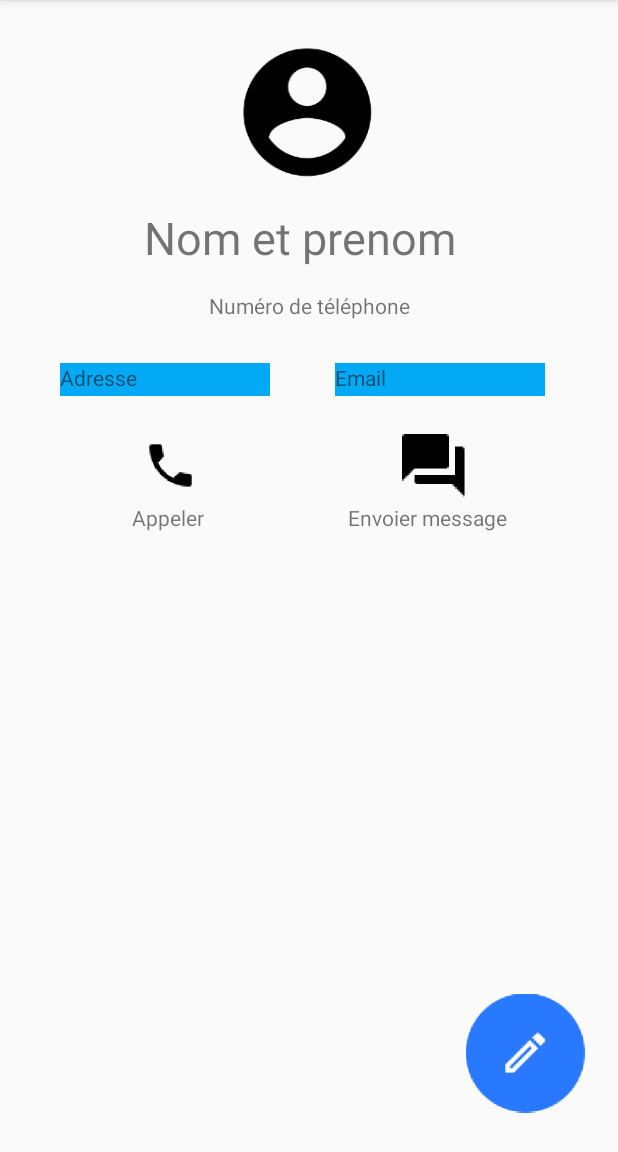
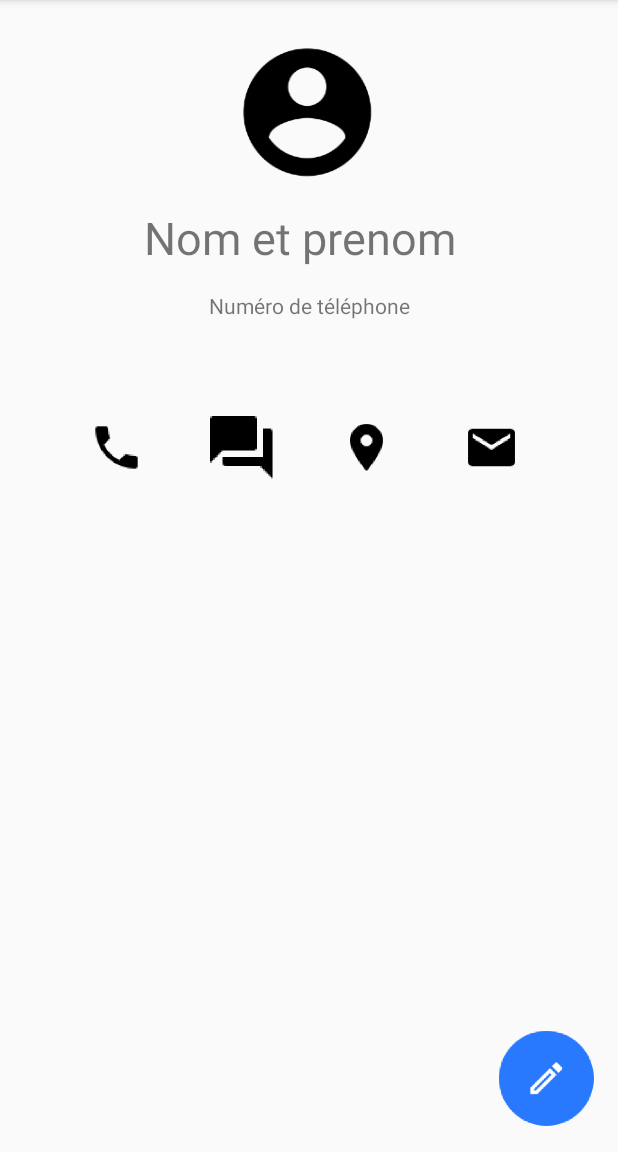
Before and after one commit to NoeOz/AppContacts, an Android app: the ProfileActivity screen opened directly, with no data from a screen before it, on a phone screen of 412 x 824 dp, the part 84-1236 px from its top. Run offline under Robolectric (Android 15) with nearby library versions, the phone set to English and light mode, and no system bars; libraries missing offline, so code that uses them is left out: net.glxn.qrgen; 1 statement that could not run was skipped.

Commit message:
Options de profil
Message, Email, Appeler et Localisation

```diff
--- a/Contacts/app/src/main/java/com/example/contacts/ProfileActivity.java
+++ b/Contacts/app/src/main/java/com/example/contacts/ProfileActivity.java
@@ -4,6 +4,8 @@ import androidx.appcompat.app.AppCompatActivity;
 
 import android.content.Intent;
 import net.glxn.qrgen.android.QRCode;
+
+import android.database.Cursor;
 import android.graphics.Bitmap;
 import android.net.Uri;
 import android.os.Bundle;
@@ -36,4 +38,25 @@ public class ProfileActivity extends AppCompatActivity {
     public void appeler(View view){
         dialPhoneNumber("01212121212");
     }
+
+    public void mapscontact(View view)
+    {
+        Uri location = Uri.parse("geo:0,0?q=" + "datos");
+        Intent mapintent = new Intent(Intent.ACTION_VIEW,location);
+        startActivity(mapintent);
+    }
+
+    public void message(View view)
+    {
+        Uri sms_uri = Uri.parse("smsto:"+"08555555555");
+        Intent sms_intent = new Intent(Intent.ACTION_SENDTO, sms_uri);
+        startActivity(sms_intent);
+    }
+
+    public void envemail(View view)
+    {
+        Intent emailIntent = new Intent(Intent.ACTION_SENDTO, Uri.fromParts("mailto","correo@gmail.com", null));
+        emailIntent.putExtra(Intent.EXTRA_SUBJECT, "Android APP - ");
+        startActivity(emailIntent);
+    }
 }
--- a/Contacts/app/src/main/res/layout/activity_profile.xml
+++ b/Contacts/app/src/main/res/layout/activity_profile.xml
@@ -31,32 +31,6 @@
         app:layout_constraintTop_toBottomOf="@+id/imageView" />
 
     <TextView
-        android:id="@+id/textView4"
-        android:layout_width="140dp"
-        android:layout_height="22dp"
-        android:layout_marginStart="40dp"
-        android:layout_marginLeft="40dp"
-        android:layout_marginTop="116dp"
-        android:background="#03A9F4"
-        android:text="@string/text_adresse"
-        android:textSize="14sp"
-        app:layout_constraintStart_toStartOf="parent"
-        app:layout_constraintTop_toBottomOf="@+id/imageView" />
-
-    <TextView
-        android:id="@+id/textView5"
-        android:layout_width="140dp"
-        android:layout_height="22dp"
-        android:layout_marginTop="116dp"
-        android:background="#03A9F4"
-        android:text="@string/text_email"
-        android:textSize="14sp"
-        app:layout_constraintEnd_toEndOf="parent"
-        app:layout_constraintHorizontal_bias="0.472"
-        app:layout_constraintStart_toEndOf="@+id/textView4"
-        app:layout_constraintTop_toBottomOf="@+id/imageView" />
-
-    <TextView
         android:id="@+id/textView6"
         android:layout_width="140dp"
         android:layout_height="22dp"
@@ -72,45 +46,49 @@
         android:id="@+id/imageView5"
         android:layout_width="51dp"
         android:layout_height="50dp"
-        android:layout_marginStart="88dp"
-        android:layout_marginLeft="88dp"
-        android:layout_marginTop="104dp"
+        android:layout_marginStart="52dp"
+        android:layout_marginLeft="52dp"
+        android:layout_marginTop="92dp"
         android:onClick="appeler"
         app:layout_constraintStart_toStartOf="parent"
         app:layout_constraintTop_toBottomOf="@+id/textView"
         app:srcCompat="@mipmap/ic_tel_foreground" />
 
-    <TextView
-        android:id="@+id/textView2"
-        android:layout_width="wrap_content"
-        android:layout_height="wrap_content"
-        android:layout_marginStart="88dp"
-        android:layout_marginLeft="88dp"
-        android:onClick="appeler"
-        android:text="@string/text_appel"
-        app:layout_constraintStart_toStartOf="parent"
-        app:layout_constraintTop_toBottomOf="@+id/imageView5" />
-
     <ImageView
         android:id="@+id/imageView6"
         android:layout_width="51dp"
         android:layout_height="50dp"
-        android:layout_marginStart="124dp"
-        android:layout_marginLeft="124dp"
-        android:layout_marginTop="104dp"
+        android:layout_marginStart="32dp"
+        android:layout_marginLeft="32dp"
+        android:layout_marginTop="92dp"
+        android:onClick="message"
         app:layout_constraintStart_toEndOf="@+id/imageView5"
         app:layout_constraintTop_toBottomOf="@+id/textView"
         app:srcCompat="@mipmap/ic_message_foreground" />
 
-    <TextView
-        android:id="@+id/textView3"
-        android:layout_width="wrap_content"
-        android:layout_height="wrap_content"
-        android:layout_marginStart="96dp"
-        android:layout_marginLeft="96dp"
-        android:text="@string/text_envmsg"
-        app:layout_constraintStart_toEndOf="@+id/textView2"
-        app:layout_constraintTop_toBottomOf="@+id/imageView6" />
+    <ImageView
+        android:id="@+id/imageView8"
+        android:layout_width="51dp"
+        android:layout_height="50dp"
+        android:layout_marginStart="32dp"
+        android:layout_marginLeft="32dp"
+        android:layout_marginTop="92dp"
+        android:onClick="mapscontact"
+        app:layout_constraintStart_toEndOf="@+id/imageView6"
+        app:layout_constraintTop_toBottomOf="@+id/textView"
+        app:srcCompat="@mipmap/ic_location_foreground" />
+
+    <ImageView
+        android:id="@+id/imageView9"
+        android:layout_width="51dp"
+        android:layout_height="50dp"
+        android:layout_marginStart="32dp"
+        android:layout_marginLeft="32dp"
+        android:layout_marginTop="92dp"
+        android:onClick="envemail"
+        app:layout_constraintStart_toEndOf="@+id/imageView8"
+        app:layout_constraintTop_toBottomOf="@+id/textView"
+        app:srcCompat="@mipmap/ic_dir_email_foreground" />
 
     <ImageView
         android:id="@+id/codeQR"
@@ -123,12 +101,22 @@
         app:layout_constraintTop_toBottomOf="@+id/textView" />
 
     <ImageView
+        android:id="@+id/favorits"
+        android:layout_width="45dp"
+        android:layout_height="40dp"
+        android:layout_marginTop="16dp"
+        android:layout_marginEnd="16dp"
+        android:layout_marginRight="16dp"
+        app:layout_constraintEnd_toEndOf="parent"
+        app:layout_constraintTop_toTopOf="parent" />
+
+    <ImageView
         android:id="@+id/imageView7"
-        android:layout_width="79dp"
-        android:layout_height="88dp"
-        android:layout_marginEnd="22dp"
-        android:layout_marginRight="22dp"
-        android:layout_marginBottom="22dp"
+        android:layout_width="63dp"
+        android:layout_height="66dp"
+        android:layout_marginEnd="16dp"
+        android:layout_marginRight="16dp"
+        android:layout_marginBottom="16dp"
         app:layout_constraintBottom_toBottomOf="parent"
         app:layout_constraintEnd_toEndOf="parent"
         app:srcCompat="@mipmap/ic_edit_foreground" />
```
